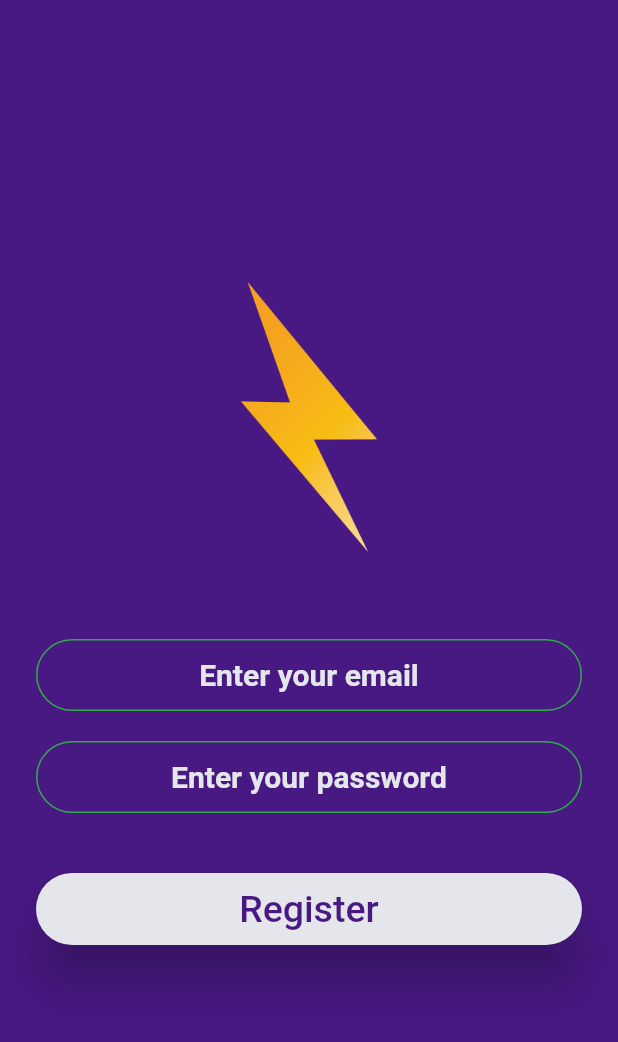
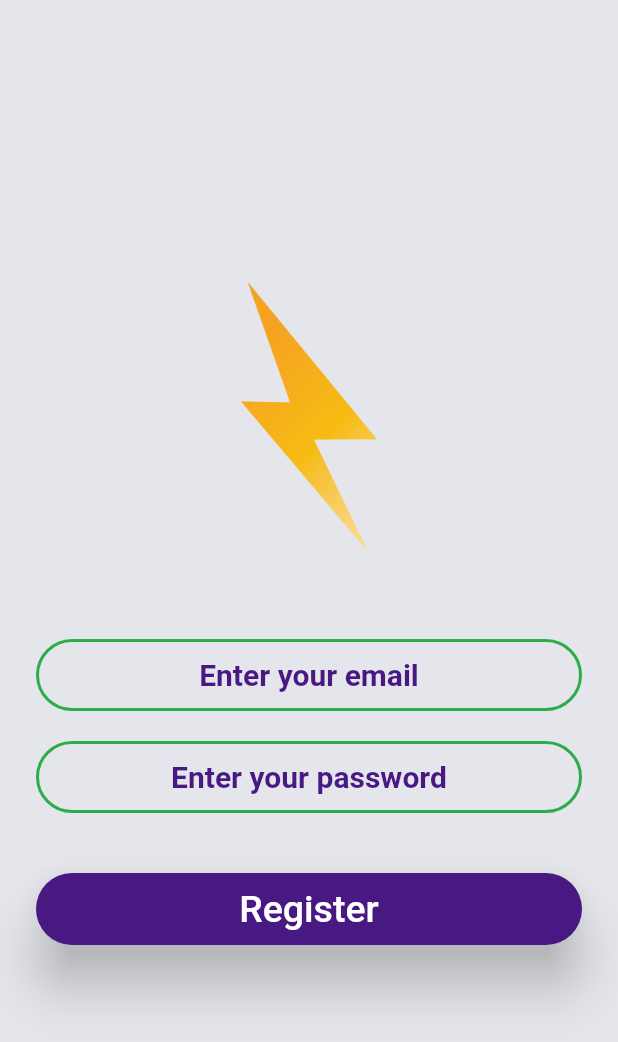
Before and after one commit to GEspinosa7/flutter_study, a Flutter app: the RegistrationScreen screen opened by its route, on a phone screen of 412 x 824 dp. Shown: the top 1042 px of the screen. Run offline on Flutter 3.47's test engine with Material 2 defaults, Android fonts, the phone set to English and light mode, and no system bars; drawn by our look-alikes of flip_card; our stand-ins replace animated_text_kit, audioplayers, cloud_firestore, firebase_auth, firebase_core, flutter_spinkit and 4 more; accounts and stored records are empty.

Commit message:
finish chat ui fixes

```diff
--- a/flash-chat/lib/screens/login_screen.dart
+++ b/flash-chat/lib/screens/login_screen.dart
@@ -86,7 +86,7 @@ class _LoginScreenState extends State<LoginScreen> {
                       password: password,
                     );
                     if (existingUser != null) {
-                      Navigator.pushNamed(context, ChatScreen.id);
+                      Navigator.pushReplacementNamed(context, ChatScreen.id);
                     }
 
                     setState(() {
--- a/flash-chat/lib/screens/registration_screen.dart
+++ b/flash-chat/lib/screens/registration_screen.dart
@@ -23,7 +23,7 @@ class _RegistrationScreenState extends State<RegistrationScreen> {
   @override
   Widget build(BuildContext context) {
     return Scaffold(
-      backgroundColor: kMainPurple,
+      backgroundColor: kMainGrey,
       body: ModalProgressHUD(
         inAsyncCall: spinner,
         child: Padding(
@@ -75,7 +75,8 @@ class _RegistrationScreenState extends State<RegistrationScreen> {
               ),
               FCButtons(
                 text: 'Register',
-                buttonColor: kMainGrey,
+                buttonColor: kMainPurple,
+                textColor: Colors.white,
                 onTap: () async {
                   setState(() {
                     spinner = true;
@@ -87,7 +88,7 @@ class _RegistrationScreenState extends State<RegistrationScreen> {
                     );
 
                     if (newUser != null) {
-                      Navigator.pushNamed(context, ChatScreen.id);
+                      Navigator.pushReplacementNamed(context, ChatScreen.id);
                     }
 
                     setState(() {
--- a/flash-chat/lib/widgets/login_text_field.dart
+++ b/flash-chat/lib/widgets/login_text_field.dart
@@ -16,6 +16,11 @@ class LoginTextField extends StatelessWidget {
   @override
   Widget build(BuildContext context) {
     return TextField(
+      style: TextStyle(
+        color: kMainPurple,
+        fontSize: 20,
+        fontWeight: FontWeight.bold,
+      ),
       keyboardType: textType,
       textAlign: TextAlign.center,
       obscureText: obscureText,
--- a/flash-chat/lib/widgets/register_text_field.dart
+++ b/flash-chat/lib/widgets/register_text_field.dart
@@ -16,6 +16,11 @@ class RegisterTextField extends StatelessWidget {
   @override
   Widget build(BuildContext context) {
     return TextField(
+      style: TextStyle(
+        color: kMainPurple,
+        fontSize: 20,
+        fontWeight: FontWeight.bold,
+      ),
       keyboardType: textType,
       textAlign: TextAlign.center,
       onChanged: (value) {
@@ -25,17 +30,17 @@ class RegisterTextField extends StatelessWidget {
       decoration: InputDecoration(
         hintText: hintText,
         hintStyle: TextStyle(
-            fontSize: 20, color: kMainGrey, fontWeight: FontWeight.bold),
+            fontSize: 20, color: kMainPurple, fontWeight: FontWeight.bold),
         contentPadding: EdgeInsets.symmetric(vertical: 10.0, horizontal: 20.0),
         border: OutlineInputBorder(
           borderRadius: BorderRadius.all(Radius.circular(32.0)),
         ),
         enabledBorder: OutlineInputBorder(
-          borderSide: BorderSide(color: kMainGreen, width: 1.0),
+          borderSide: BorderSide(color: kMainGreen, width: 2.0),
           borderRadius: BorderRadius.all(Radius.circular(32.0)),
         ),
         focusedBorder: OutlineInputBorder(
-          borderSide: BorderSide(color: kMainGrey, width: 2.0),
+          borderSide: BorderSide(color: kMainPurple, width: 2.0),
           borderRadius: BorderRadius.all(Radius.circular(32.0)),
         ),
       ),
```
Also changed, not shown: flash-chat/lib/screens/chat_screen.dart (+12 -3 lines), 1 other file.
